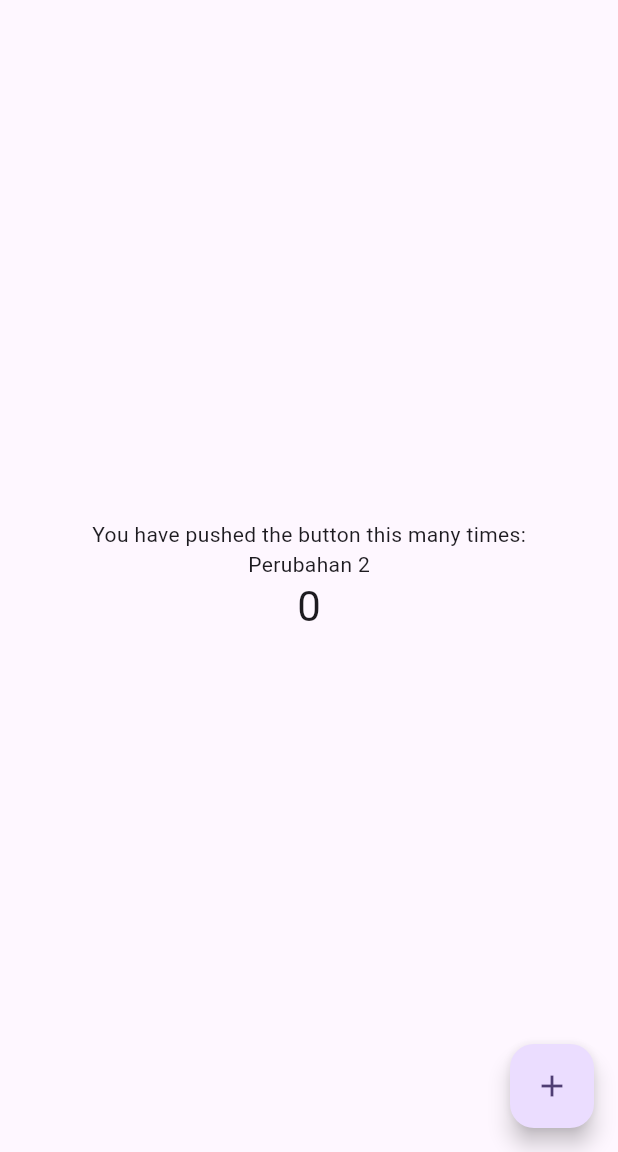
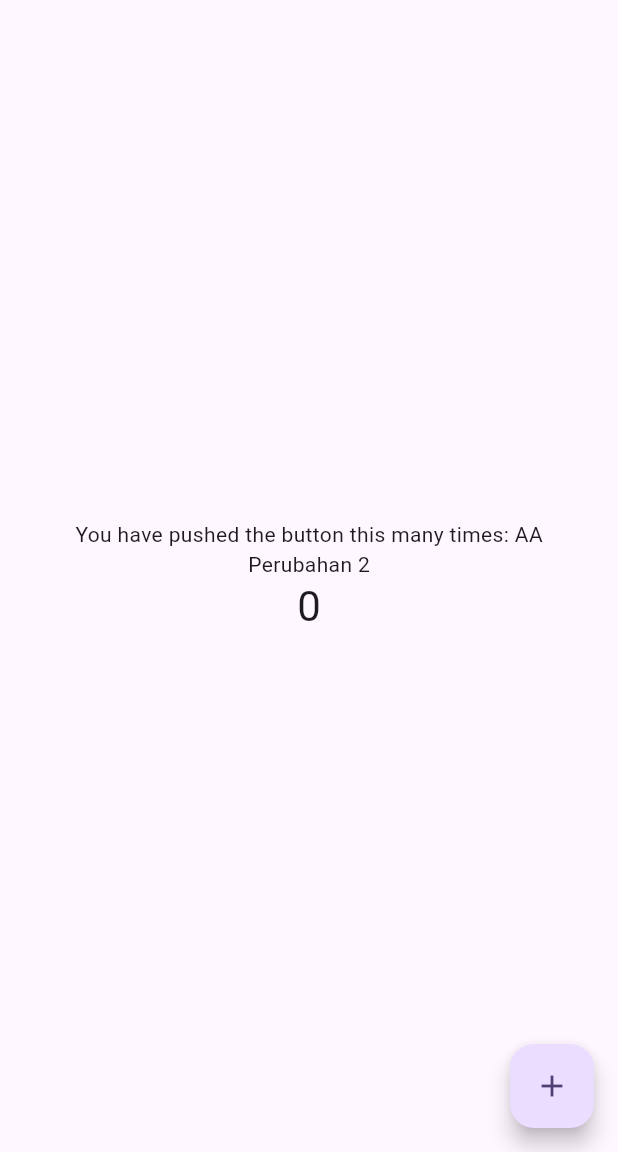
Before and after one commit to nikenlis/belajar-CI, a Flutter app: the screen it shows after launch, on a phone screen of 412 x 824 dp, the part 84-1236 px from its top. Run offline on Flutter 3.47's test engine with Material 3 defaults, Android fonts, the phone set to English and light mode, and no system bars.

Commit message:
ubah dari perubahan 2

```diff
--- a/lib/main.dart
+++ b/lib/main.dart
@@ -50,7 +50,7 @@ class _MyHomePageState extends State<MyHomePage> {
           mainAxisAlignment: MainAxisAlignment.center,
           children: <Widget>[
             const Text(
-              'You have pushed the button this many times:',
+              'You have pushed the button this many times: AA',
             ),
             Text(
               'Perubahan 2',
```
